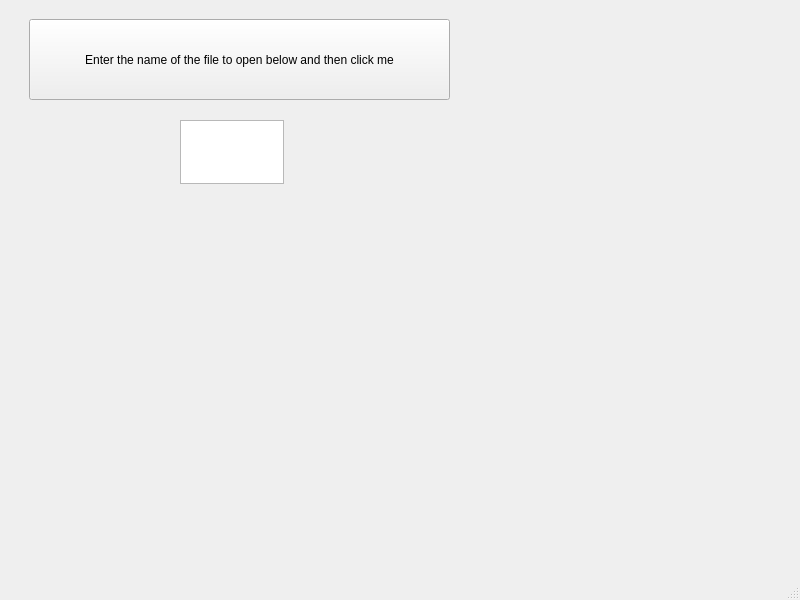
LorenzoTarricone/TranscriptomiC, file mainwindow.ui: the form before one commit.
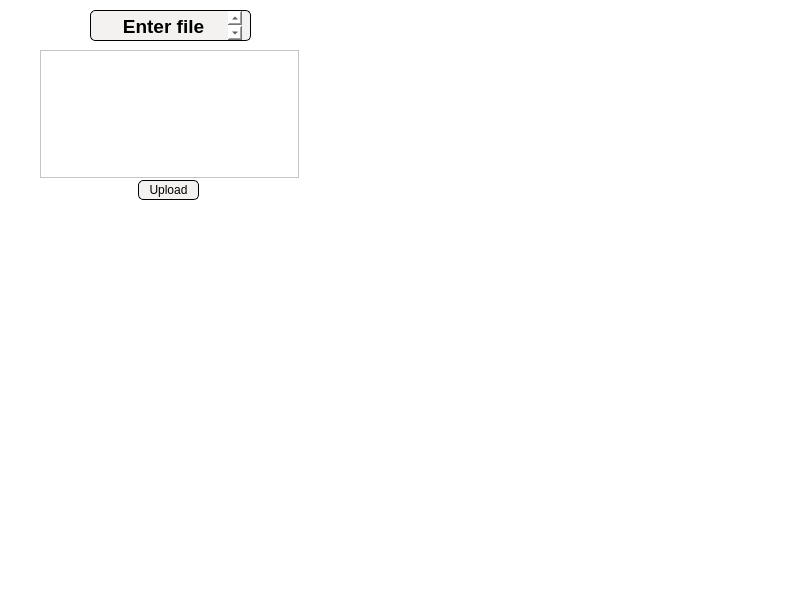
The form after the commit.

Commit message:
User input, GUI changes, reading data
Successfully wrote a program that opens and reads a file when the user inputs the location of the file. Small GUI changes. Data is read but not displayed as wanted yet.

Patch:
```diff
--- a/mainwindow.ui
+++ b/mainwindow.ui
@@ -13,28 +13,63 @@
   <property name="windowTitle">
    <string>MainWindow</string>
   </property>
+  <property name="styleSheet">
+   <string notr="true">background-color: rgb(255, 255, 255);</string>
+  </property>
   <widget class="QWidget" name="centralwidget">
+   <widget class="QTextBrowser" name="textBrowser">
+    <property name="geometry">
+     <rect>
+      <x>90</x>
+      <y>10</y>
+      <width>161</width>
+      <height>31</height>
+     </rect>
+    </property>
+    <property name="styleSheet">
+     <string notr="true">background-color: rgb(243,242,240);
+border: 1px solid black ;
+border-radius: 5px;
+padding: 0 8px;
+</string>
+    </property>
+    <property name="html">
+     <string>&lt;!DOCTYPE HTML PUBLIC &quot;-//W3C//DTD HTML 4.0//EN&quot; &quot;http://www.w3.org/TR/REC-html40/strict.dtd&quot;&gt;
+&lt;html&gt;&lt;head&gt;&lt;meta name=&quot;qrichtext&quot; content=&quot;1&quot; /&gt;&lt;meta charset=&quot;utf-8&quot; /&gt;&lt;style type=&quot;text/css&quot;&gt;
+p, li { white-space: pre-wrap; }
+hr { height: 1px; border-width: 0; }
+&lt;/style&gt;&lt;/head&gt;&lt;body style=&quot; font-family:'Segoe UI'; font-size:9pt; font-weight:400; font-style:normal;&quot;&gt;
+&lt;p align=&quot;center&quot; style=&quot; margin-top:0px; margin-bottom:0px; margin-left:0px; margin-right:0px; -qt-block-indent:0; text-indent:0px;&quot;&gt;&lt;span style=&quot; font-size:14pt; font-weight:700;&quot;&gt;Enter file location&lt;/span&gt;&lt;/p&gt;&lt;/body&gt;&lt;/html&gt;</string>
+    </property>
+   </widget>
+   <widget class="QPlainTextEdit" name="plainTextEdit">
+    <property name="geometry">
+     <rect>
+      <x>40</x>
+      <y>50</y>
+      <width>259</width>
+      <height>128</height>
+     </rect>
+    </property>
+   </widget>
    <widget class="QPushButton" name="pushButton">
     <property name="geometry">
      <rect>
-      <x>29</x>
-      <y>19</y>
-      <width>421</width>
-      <height>81</height>
+      <x>138</x>
+      <y>180</y>
+      <width>61</width>
+      <height>20</height>
      </rect>
     </property>
+    <property name="styleSheet">
+     <string notr="true">background-color: rgb(243,242,240);
+border: 1px solid black ;
+border-radius: 5px;
+padding: 0 8px;
+</string>
+    </property>
     <property name="text">
-     <string>Enter the name of the file to open below and then click me</string>
-    </property>
-   </widget>
-   <widget class="QPlainTextEdit" name="plainTextEdit">
-    <property name="geometry">
-     <rect>
-      <x>180</x>
-      <y>120</y>
-      <width>104</width>
-      <height>64</height>
-     </rect>
+     <string>Upload</string>
     </property>
    </widget>
   </widget>
```
The commit also changes 3 other files.
